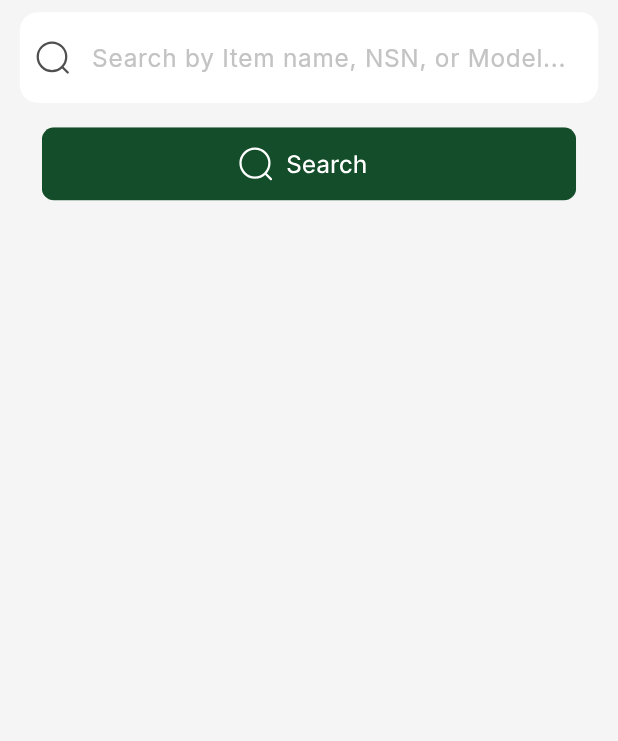
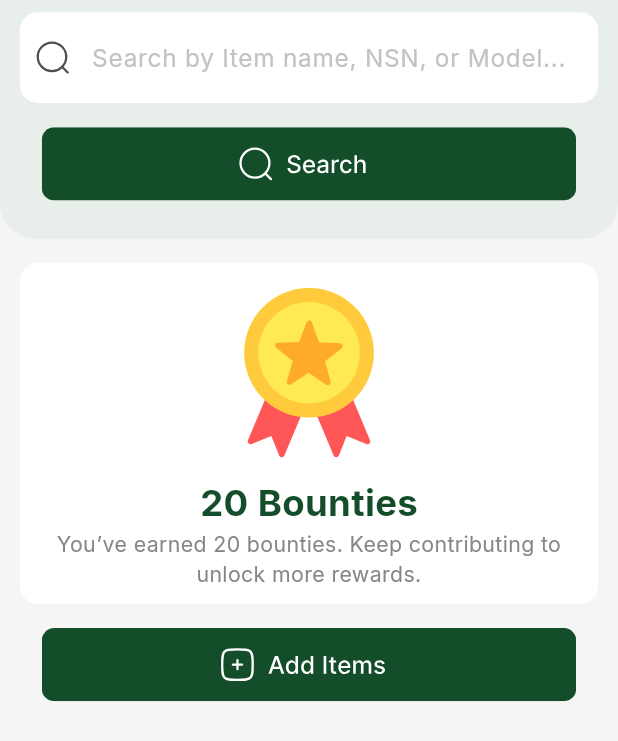
Before and after one commit to sajidrec/flutter_nsn, a Flutter app: the HomePage screen opened by its route, on a phone screen of 412 x 824 dp. Shown: the top 741 px of the screen. Run offline on Flutter 3.47's test engine with Material 3 defaults, Android fonts, the phone set to English and light mode, and no system bars; our stand-ins replace cached_network_image, flutter_screenutil, flutter_svg, get, google_fonts, pinput.

Commit message:
- implement home page design 01

```diff
--- a/lib/app/core/constants/app_assets.dart
+++ b/lib/app/core/constants/app_assets.dart
@@ -21,4 +21,6 @@ class AppAssets {
       "assets/icons/my_profile_filled_icon.svg";
   static const String searchIcon = "assets/icons/search_icon.svg";
   static const String searchButton = "assets/icons/search_button.svg";
+  static const String rewardIcon = "assets/icons/reward_icon.svg";
+  static const String addButtonImg = "assets/images/add_items_button.svg";
 }
--- a/lib/app/modules/home_page/presentation/views/home_page.dart
+++ b/lib/app/modules/home_page/presentation/views/home_page.dart
@@ -1,6 +1,8 @@
 import 'package:flutter/material.dart';
 import 'package:flutter_screenutil/flutter_screenutil.dart';
 import 'package:flutter_svg/svg.dart';
+import 'package:google_fonts/google_fonts.dart';
+import 'package:nsn/app/core/constants/app_colors.dart';
 import 'package:nsn/app/global_widgets/text_field_widget.dart';
 
 import '../../../../core/constants/app_assets.dart';
@@ -21,14 +23,25 @@ class _HomePageState extends State<HomePage> {
     super.dispose();
   }
 
-  // TODO: Implement bg color behind the search
-
   @override
   Widget build(BuildContext context) {
     return SafeArea(
       child: Scaffold(
         body: SingleChildScrollView(
-          child: Padding(
+          child: Stack(
+            children: [
+              Container(
+                width: double.infinity,
+                height: 157.h,
+                decoration: BoxDecoration(
+                  color: AppColors.lightGreenBg,
+                  borderRadius: BorderRadius.only(
+                    bottomLeft: Radius.circular(24.r),
+                    bottomRight: Radius.circular(24.r),
+                  ),
+                ),
+              ),
+              Padding(
                 padding: EdgeInsets.symmetric(horizontal: 12.w),
                 child: Column(
                   children: [
@@ -45,8 +58,61 @@ class _HomePageState extends State<HomePage> {
                       height: 48.h,
                       child: SvgPicture.asset(AppAssets.searchButton),
                     ),
+
+                    SizedBox(height: 41.h),
+
+                    Container(
+                      width: 351.w,
+                      height: 224.h,
+                      decoration: BoxDecoration(
+                        color: Colors.white,
+                        borderRadius: BorderRadius.circular(12.r),
+                      ),
+                      child: Column(
+                        children: [
+                          SizedBox(height: 15.75.h),
+                          SvgPicture.asset(
+                            AppAssets.rewardIcon,
+                            width: 86.26.w,
+                            height: 112.64.h,
+                          ),
+                          SizedBox(height: 12.h),
+                          Text(
+                            "20 Bounties",
+                            style: GoogleFonts.inter(
+                              fontSize: 24.sp,
+                              fontWeight: FontWeight.w700,
+                              color: AppColors.greenButtonBG,
+                            ),
+                          ),
+
+                          Padding(
+                            padding: EdgeInsets.symmetric(horizontal: 18.w),
+                            child: Text(
+                              textAlign: TextAlign.center,
+                              "You’ve earned 20 bounties. Keep contributing to unlock more rewards.",
+                              style: GoogleFonts.inter(
+                                fontSize: 14.sp,
+                                fontWeight: FontWeight.w400,
+                                color: AppColors.checkboxColor,
+                              ),
+                            ),
+                          ),
                         ],
                       ),
+                    ),
+
+                    SizedBox(height: 16.h),
+
+                    SvgPicture.asset(
+                      AppAssets.addButtonImg,
+                      width: double.infinity,
+                      height: 48.h,
+                    ),
+                  ],
+                ),
+              ),
+            ],
           ),
         ),
       ),
```
Also changed, not shown: assets/icons/reward_icon.svg (added), assets/images/add_items_button.svg (added). Lines whose indentation alone changed are shown as unchanged.
